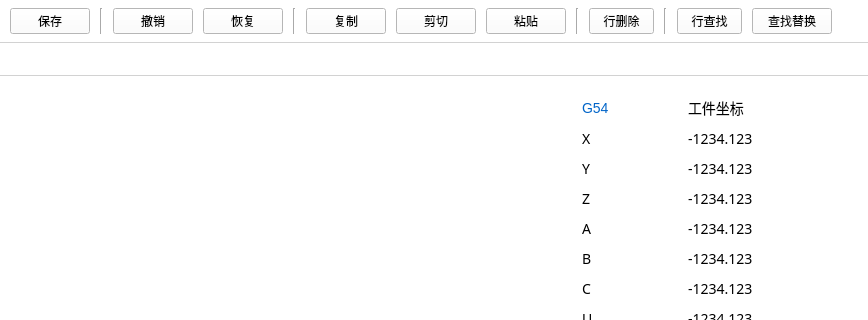
Before: the Qt Designer form client/programeditbar.ui in DandiacalMonkey/ltp, drawn with Qt 5; both pictures show x 0 to 868 and y 0 to 320 of the 868 by 519 pixel window.
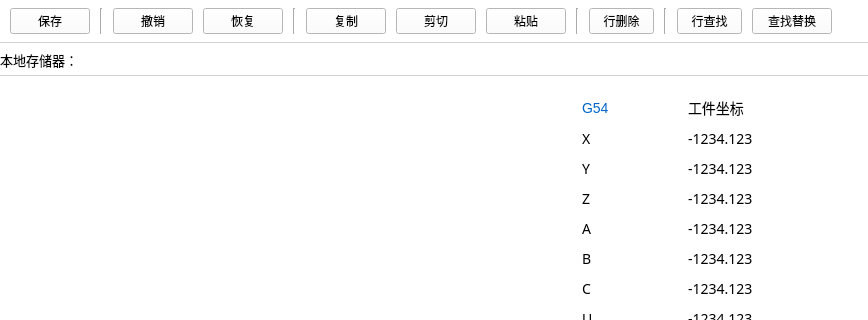
After: the same form once the commit is applied. Custom widgets are drawn as their Qt base class.

```diff
--- a/client/programeditbar.ui
+++ b/client/programeditbar.ui
@@ -193,7 +193,7 @@
       <string notr="true">font:13px SIMHEI;</string>
      </property>
      <property name="text">
-      <string/>
+      <string>本地存储器：</string>
      </property>
     </widget>
    </item>
```
